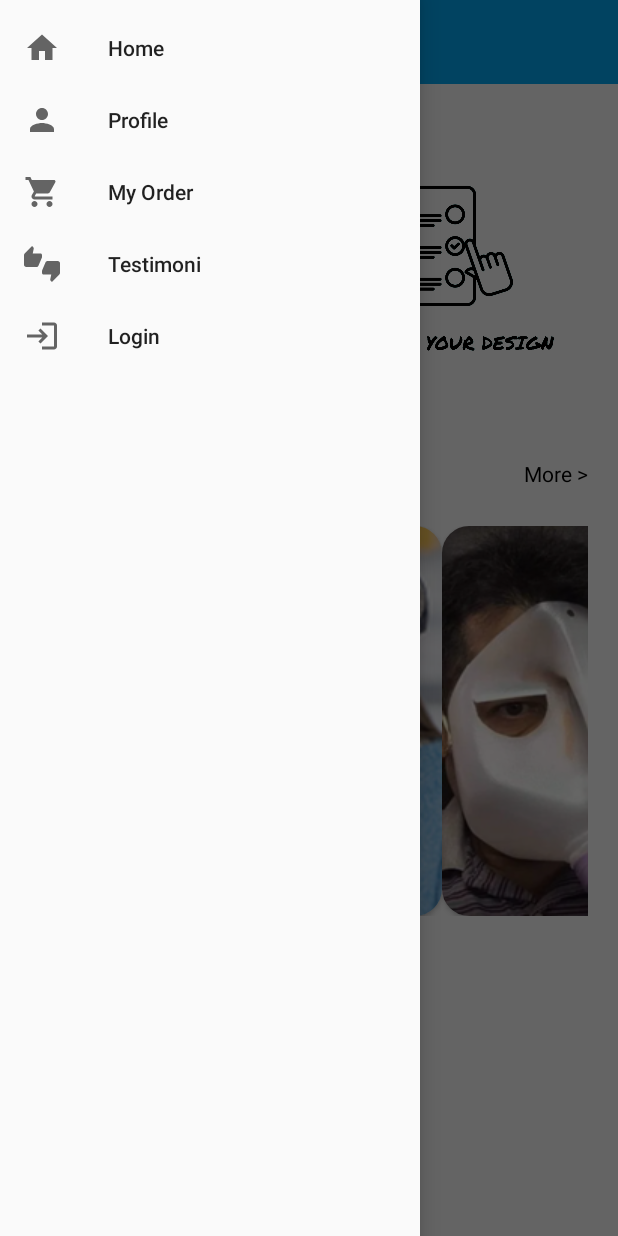
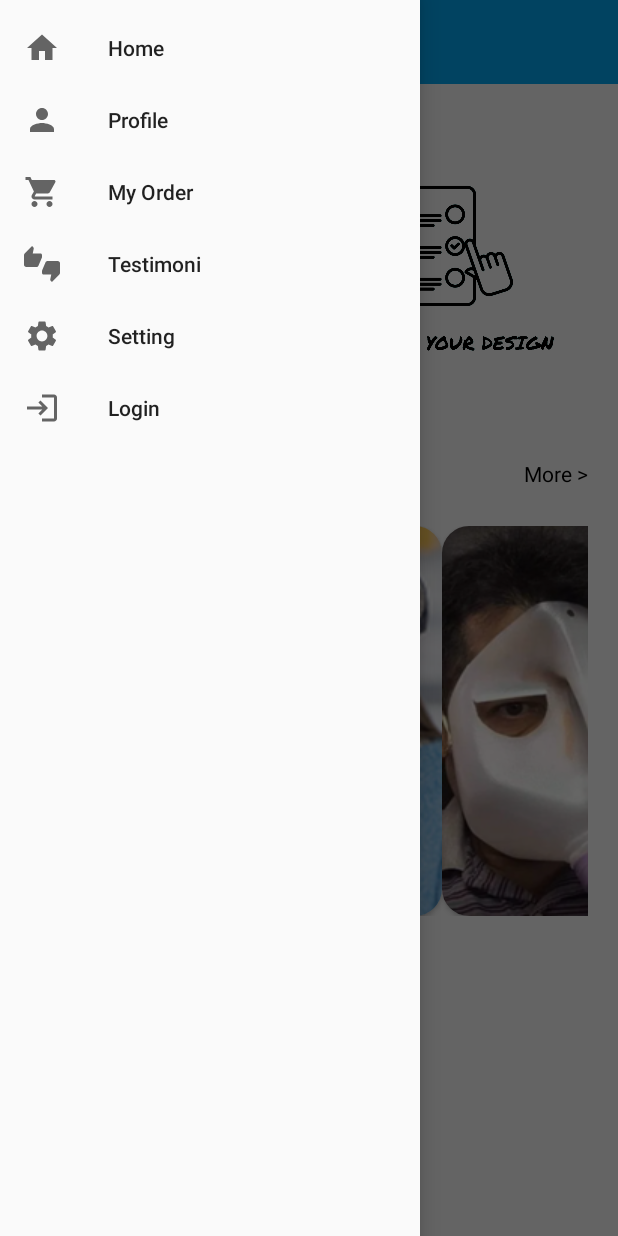
Before and after one commit to faynald/Maskerku-java, an Android app: the screen it shows after launch (MainActivity), with the side drawer open, on a phone screen of 412 x 824 dp. Run offline under Robolectric (Android 15) with nearby library versions, the phone set to English and light mode, and no system bars.

Commit message:
added setting page

```diff
--- a/app/src/main/AndroidManifest.xml
+++ b/app/src/main/AndroidManifest.xml
@@ -10,6 +10,10 @@
         android:roundIcon="@mipmap/ic_launcher_round"
         android:supportsRtl="true"
         android:theme="@style/AppTheme">
+        <activity
+            android:name=".SettingActivity"
+            android:label="@string/title_setting"
+            android:parentActivityName=".MainActivity"/>
         <activity
             android:name=".ProfileAlamatActivity"
             android:label="@string/title_profil_alamat"
@@ -35,7 +39,7 @@
             android:label="@string/title_login" />
         <activity
             android:name=".RegisterActivity"
-            android:label="@string/title_register"/>
+            android:label="@string/title_register" />
         <activity android:name=".MainActivity">
             <intent-filter>
                 <action android:name="android.intent.action.MAIN" />
--- a/app/src/main/java/com/pemvis/maskerku/MainActivity.java
+++ b/app/src/main/java/com/pemvis/maskerku/MainActivity.java
@@ -55,6 +55,11 @@ public class MainActivity extends AppCompatActivity {
         startActivity(new Intent(MainActivity.this, TestimoniActivity.class));
     }
 
+    public void toSetting(MenuItem item){
+        drawerLayout.closeDrawers();
+        startActivity(new Intent(this, SettingActivity.class));
+    }
+
     public void toLogin(MenuItem item) {
         drawerLayout.closeDrawers();
         startActivity(new Intent(MainActivity.this, LoginActivity.class));
--- /dev/null
+++ b/app/src/main/res/drawable/ic_baseline_settings_24.xml
@@ -0,0 +1,10 @@
+<vector xmlns:android="http://schemas.android.com/apk/res/android"
+    android:width="24dp"
+    android:height="24dp"
+    android:viewportWidth="24"
+    android:viewportHeight="24"
+    android:tint="?attr/colorControlNormal">
+  <path
+      android:fillColor="@android:color/white"
+      android:pathData="M19.14,12.94c0.04,-0.3 0.06,-0.61 0.06,-0.94c0,-0.32 -0.02,-0.64 -0.07,-0.94l2.03,-1.58c0.18,-0.14 0.23,-0.41 0.12,-0.61l-1.92,-3.32c-0.12,-0.22 -0.37,-0.29 -0.59,-0.22l-2.39,0.96c-0.5,-0.38 -1.03,-0.7 -1.62,-0.94L14.4,2.81c-0.04,-0.24 -0.24,-0.41 -0.48,-0.41h-3.84c-0.24,0 -0.43,0.17 -0.47,0.41L9.25,5.35C8.66,5.59 8.12,5.92 7.63,6.29L5.24,5.33c-0.22,-0.08 -0.47,0 -0.59,0.22L2.74,8.87C2.62,9.08 2.66,9.34 2.86,9.48l2.03,1.58C4.84,11.36 4.8,11.69 4.8,12s0.02,0.64 0.07,0.94l-2.03,1.58c-0.18,0.14 -0.23,0.41 -0.12,0.61l1.92,3.32c0.12,0.22 0.37,0.29 0.59,0.22l2.39,-0.96c0.5,0.38 1.03,0.7 1.62,0.94l0.36,2.54c0.05,0.24 0.24,0.41 0.48,0.41h3.84c0.24,0 0.44,-0.17 0.47,-0.41l0.36,-2.54c0.59,-0.24 1.13,-0.56 1.62,-0.94l2.39,0.96c0.22,0.08 0.47,0 0.59,-0.22l1.92,-3.32c0.12,-0.22 0.07,-0.47 -0.12,-0.61L19.14,12.94zM12,15.6c-1.98,0 -3.6,-1.62 -3.6,-3.6s1.62,-3.6 3.6,-3.6s3.6,1.62 3.6,3.6S13.98,15.6 12,15.6z"/>
+</vector>
--- a/app/src/main/res/menu/activity_main_drawer.xml
+++ b/app/src/main/res/menu/activity_main_drawer.xml
@@ -28,6 +28,12 @@
             android:checkable="false"
             android:title="Testimoni" />
         <item
+            android:id="@+id/nav_setting"
+            android:icon="@drawable/ic_baseline_settings_24"
+            android:onClick="toSetting"
+            android:checkable="false"
+            android:title="Setting"/>
+        <item
             android:id="@+id/nav_login"
             android:icon="@drawable/ic_baseline_login_24"
             android:onClick="toLogin"
--- a/app/src/main/res/values/strings.xml
+++ b/app/src/main/res/values/strings.xml
@@ -23,4 +23,5 @@
     <string name="text_sign_up_underlined"><u>Sign up</u></string>
     <string name="title_register">Register</string>
     <string name="text_sign_in_underlined"><u>Sign in</u></string>
+    <string name="title_setting">Setting</string>
 </resources>
```
Also changed, not shown: app/src/main/java/com/pemvis/maskerku/SettingActivity.java (added, +22 -0 lines), app/src/main/res/layout/activity_setting.xml (added, +14 -0 lines).
